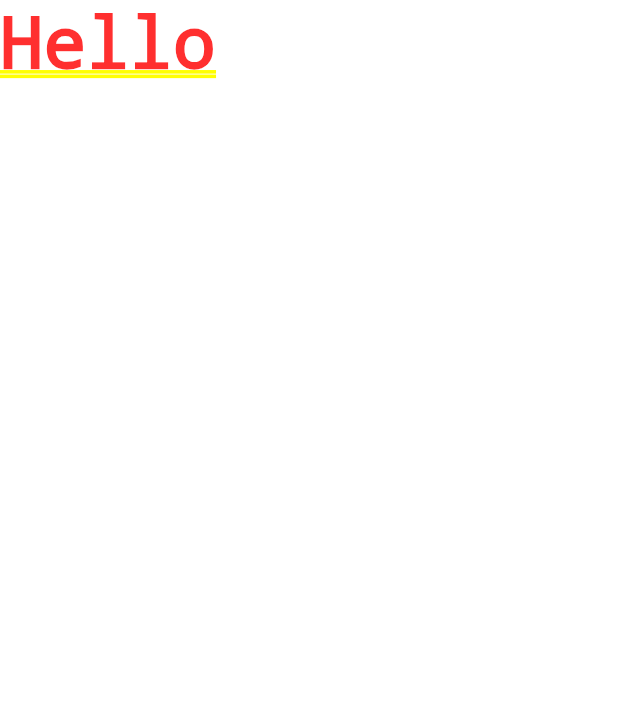
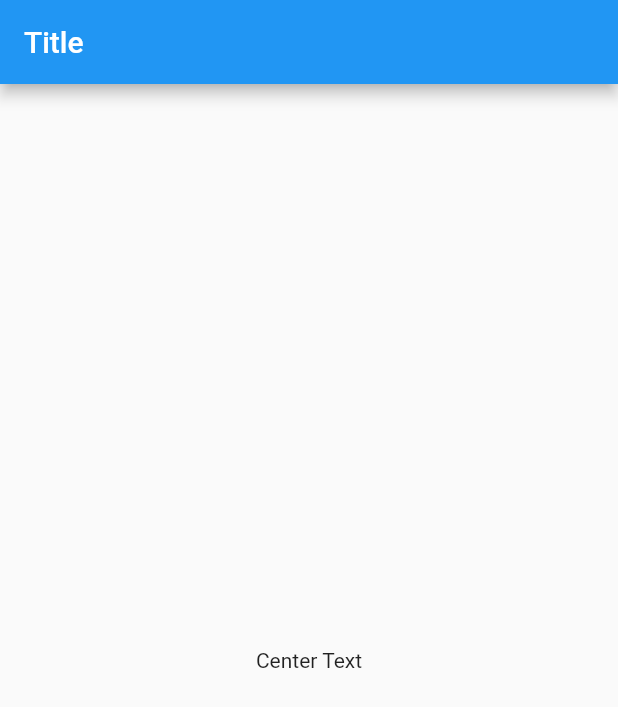
Before and after one commit to obitodarky/Flutter-iOS, a Flutter app: the screen it shows after launch, on a phone screen of 412 x 824 dp. Shown: the top 707 px of the screen. Run offline on Flutter 3.47's test engine with Material 2 defaults, Android fonts, the phone set to English and light mode, and no system bars.

Commit message:
background and title

```diff
--- a/getting_started/lib/main.dart
+++ b/getting_started/lib/main.dart
@@ -9,7 +9,16 @@ class FirstApp extends StatelessWidget{
 
         return new MaterialApp(
           title: "First Title",
-          home: new Text("Hello"),
+          home: new Scaffold(
+
+            appBar: new AppBar(
+              title: new Text("Title"),
+            ),
+
+            body: Center(
+              child: new Text("Center Text"),
+            ),
+          ),
 
         );
 
```
